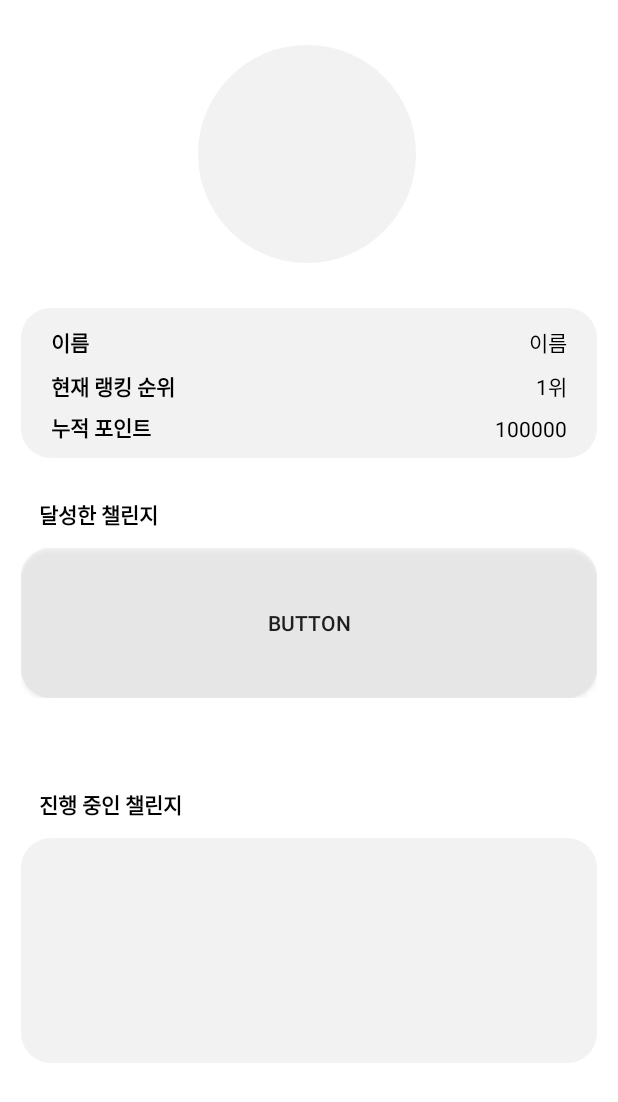
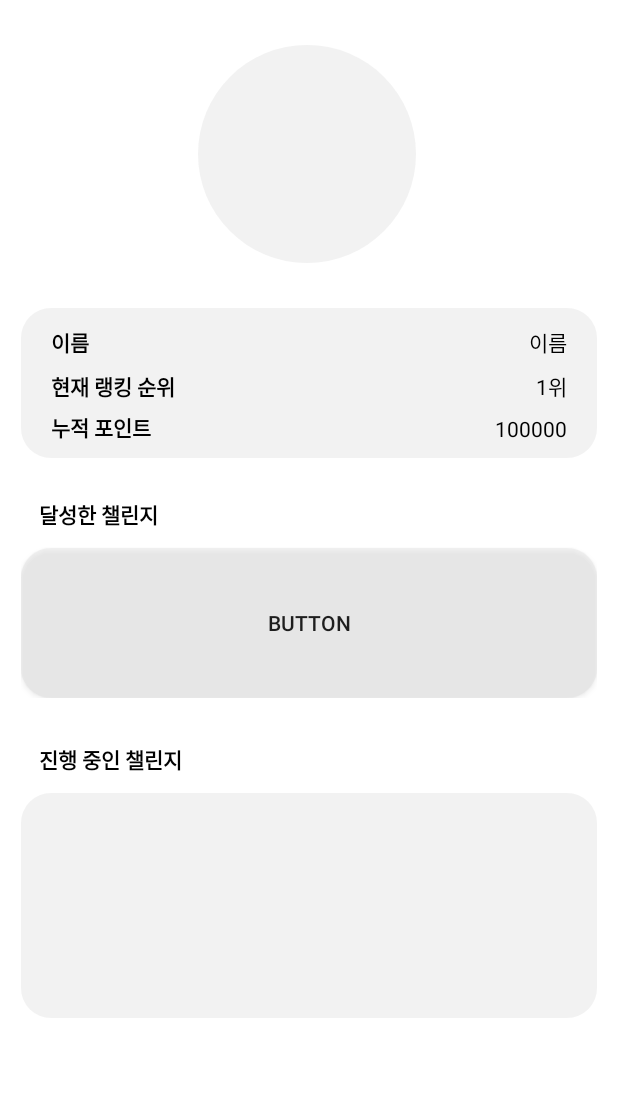
Before and after one commit to zzammin/Sw_project_android, an Android app: the fragment MyPage shown on its own in the app's theme, on a phone screen of 412 x 824 dp. Shown: the top 1102 px of the screen. Run offline under Robolectric (Android 15) with nearby library versions, the phone set to English and light mode, and no system bars.

Commit message:
0814 / 마이페이지 오류 수정

```diff
--- a/app/src/main/res/layout/mypage.xml
+++ b/app/src/main/res/layout/mypage.xml
@@ -5,6 +5,14 @@
     android:layout_width="match_parent"
     android:layout_height="match_parent">
 <!-- 프로필 사진 들어갈 부분 -->
+    <LinearLayout
+        android:id="@+id/LinearLayout_1"
+        android:layout_width="match_parent"
+        android:layout_height="match_parent"
+        android:orientation="vertical"
+        app:layout_constraintStart_toStartOf="parent"
+        app:layout_constraintTop_toTopOf="parent">
+
         <ImageView
             android:id="@+id/profile_photo"
             android:layout_width="145dp"
@@ -15,17 +23,12 @@
             app:layout_constraintStart_toStartOf="parent"
             app:layout_constraintTop_toTopOf="parent"></ImageView>
 
-    <!--아래 박스 1-->
         <androidx.constraintlayout.widget.ConstraintLayout
-        android:id="@+id/constraintLayout"
             android:layout_width="match_parent"
             android:layout_height="wrap_content"
             android:paddingLeft="14dp"
             android:paddingTop="30dp"
-        android:paddingRight="14dp"
-        app:layout_constraintEnd_toEndOf="parent"
-        app:layout_constraintStart_toStartOf="parent"
-        app:layout_constraintTop_toBottomOf="@+id/profile_photo">
+            android:paddingRight="14dp">
 
             <ImageView
                 android:id="@+id/imageView4"
@@ -33,9 +36,7 @@
                 android:layout_height="100dp"
                 android:background="@drawable/box_theme"
                 app:layout_constraintStart_toStartOf="parent"
-            app:layout_constraintTop_toTopOf="parent">
-
-        </ImageView>
+                app:layout_constraintTop_toTopOf="parent"></ImageView>
 
             <TextView
                 android:id="@+id/mypage_name"
@@ -114,16 +115,10 @@
         </androidx.constraintlayout.widget.ConstraintLayout>
 
         <androidx.constraintlayout.widget.ConstraintLayout
-        android:id="@+id/constraintLayout3"
             android:layout_width="match_parent"
             android:layout_height="wrap_content"
-        android:MarginTop="60dp"
-
             android:paddingLeft="14dp"
-        android:paddingRight="14dp"
-        android:paddingBottom="30dp"
-        app:layout_constraintStart_toStartOf="parent"
-        app:layout_constraintTop_toBottomOf="@+id/constraintLayout">
+            android:paddingRight="14dp">
 
             <androidx.appcompat.widget.AppCompatButton
                 android:id="@+id/acheivedChallenge"
@@ -146,18 +141,14 @@
                 android:textStyle="bold"
                 app:layout_constraintBottom_toTopOf="@+id/acheivedChallenge"
                 app:layout_constraintStart_toStartOf="parent"></TextView>
-
         </androidx.constraintlayout.widget.ConstraintLayout>
 
         <androidx.constraintlayout.widget.ConstraintLayout
-        android:id="@+id/challenge_ing"
             android:layout_width="match_parent"
-        android:layout_height="wrap_content"
-        android:layout_marginTop="30dp"
+            android:layout_height="match_parent"
             android:paddingLeft="14dp"
             android:paddingRight="14dp"
-        app:layout_constraintStart_toStartOf="parent"
-        app:layout_constraintTop_toBottomOf="@+id/constraintLayout3">
+            android:paddingTop="30dp">
 
             <TextView
                 android:id="@+id/textView14"
@@ -183,4 +174,8 @@
 
         </androidx.constraintlayout.widget.ConstraintLayout>
 
+
+    </LinearLayout>
+
+
 </androidx.constraintlayout.widget.ConstraintLayout>
```
Lines whose indentation alone changed are shown as unchanged.
